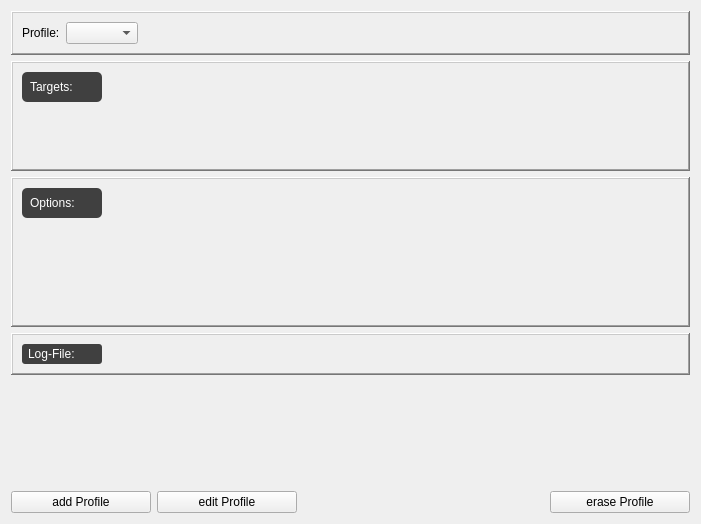
The window that ui/profilemanager.ui (robinking623/clamav-gui) describes before a commit, drawn with Qt 5.
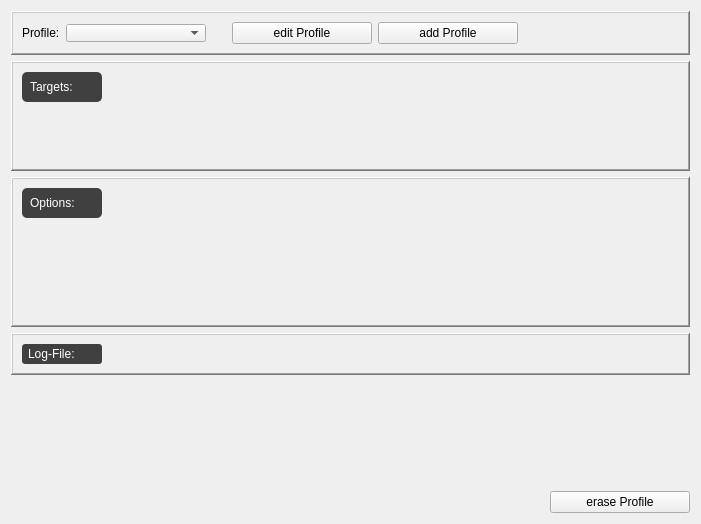
The same window after the commit. Icons and pictures are not drawn.

Diff of the .ui file:
```diff
--- a/ui/profilemanager.ui
+++ b/ui/profilemanager.ui
@@ -27,19 +27,6 @@
      </property>
     </spacer>
    </item>
-   <item row="8" column="3" colspan="5">
-    <spacer name="horizontalSpacer_2">
-     <property name="orientation">
-      <enum>Qt::Horizontal</enum>
-     </property>
-     <property name="sizeHint" stdset="0">
-      <size>
-       <width>40</width>
-       <height>20</height>
-      </size>
-     </property>
-    </spacer>
-   </item>
    <item row="3" column="1" colspan="8">
     <widget class="QFrame" name="scanningOptionsFrame">
      <property name="minimumSize">
@@ -258,6 +245,73 @@
           <verstretch>0</verstretch>
          </sizepolicy>
         </property>
+        <property name="minimumSize">
+         <size>
+          <width>160</width>
+          <height>0</height>
+         </size>
+        </property>
+        <property name="styleSheet">
+         <string notr="true">margin-right:20px</string>
+        </property>
+       </widget>
+      </item>
+      <item>
+       <widget class="QPushButton" name="editProfileButton">
+        <property name="minimumSize">
+         <size>
+          <width>140</width>
+          <height>0</height>
+         </size>
+        </property>
+        <property name="maximumSize">
+         <size>
+          <width>140</width>
+          <height>16777215</height>
+         </size>
+        </property>
+        <property name="text">
+         <string>edit Profile</string>
+        </property>
+        <property name="icon">
+         <iconset resource="../resources.qrc">
+          <normaloff>:/icons/icons/edit_profile.png</normaloff>:/icons/icons/edit_profile.png</iconset>
+        </property>
+        <property name="iconSize">
+         <size>
+          <width>24</width>
+          <height>24</height>
+         </size>
+        </property>
+       </widget>
+      </item>
+      <item>
+       <widget class="QPushButton" name="addProfileButton">
+        <property name="minimumSize">
+         <size>
+          <width>140</width>
+          <height>0</height>
+         </size>
+        </property>
+        <property name="maximumSize">
+         <size>
+          <width>140</width>
+          <height>16777215</height>
+         </size>
+        </property>
+        <property name="text">
+         <string>add Profile</string>
+        </property>
+        <property name="icon">
+         <iconset resource="../resources.qrc">
+          <normaloff>:/icons/icons/add_profile.png</normaloff>:/icons/icons/add_profile.png</iconset>
+        </property>
+        <property name="iconSize">
+         <size>
+          <width>24</width>
+          <height>24</height>
+         </size>
+        </property>
        </widget>
       </item>
       <item>
@@ -382,63 +436,18 @@
      </layout>
     </widget>
    </item>
-   <item row="8" column="2">
-    <widget class="QPushButton" name="editProfileButton">
-     <property name="minimumSize">
-      <size>
-       <width>140</width>
-       <height>0</height>
-      </size>
+   <item row="8" column="1" colspan="7">
+    <spacer name="horizontalSpacer_2">
+     <property name="orientation">
+      <enum>Qt::Orientation::Horizontal</enum>
      </property>
-     <property name="maximumSize">
+     <property name="sizeHint" stdset="0">
       <size>
-       <width>140</width>
-       <height>16777215</height>
+       <width>40</width>
+       <height>20</height>
       </size>
      </property>
-     <property name="text">
-      <string>edit Profile</string>
-     </property>
-     <property name="icon">
-      <iconset resource="../resources.qrc">
-       <normaloff>:/icons/icons/edit_profile.png</normaloff>:/icons/icons/edit_profile.png</iconset>
-     </property>
-     <property name="iconSize">
-      <size>
-       <width>24</width>
-       <height>24</height>
-      </size>
-     </property>
-    </widget>
-   </item>
-   <item row="8" column="1">
-    <widget class="QPushButton" name="addProfileButton">
-     <property name="minimumSize">
-      <size>
-       <width>140</width>
-       <height>0</height>
-      </size>
-     </property>
-     <property name="maximumSize">
-      <size>
-       <width>140</width>
-       <height>16777215</height>
-      </size>
-     </property>
-     <property name="text">
-      <string>add Profile</string>
-     </property>
-     <property name="icon">
-      <iconset resource="../resources.qrc">
-       <normaloff>:/icons/icons/add_profile.png</normaloff>:/icons/icons/add_profile.png</iconset>
-     </property>
-     <property name="iconSize">
-      <size>
-       <width>24</width>
-       <height>24</height>
-      </size>
-     </property>
-    </widget>
+    </spacer>
    </item>
   </layout>
  </widget>
```
Left out of the diff: 52 changed lines with no effect on the pictures.
